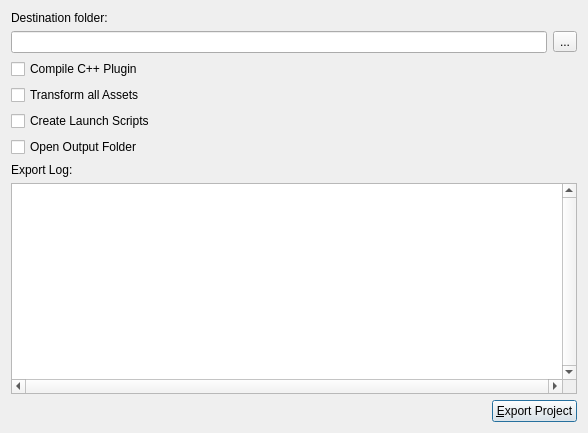
First picture: the form in Code/Editor/EditorFramework/Dialogs/ExportProjectDlg.ui, repository ezEngine/ezEngine, before the edit.
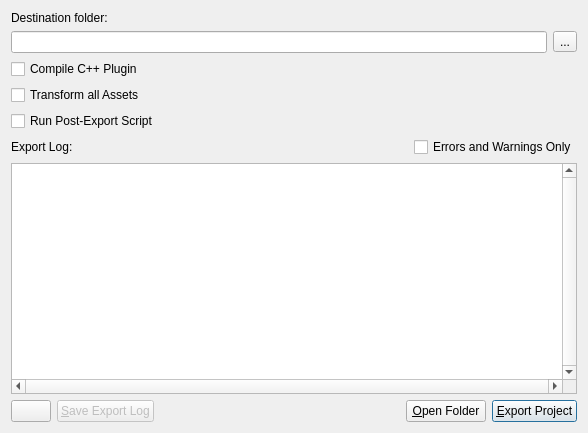
Second picture: the form after the edit. Icons and pictures are not drawn.

Commit message:
Project export improvements
* Improved the usability of the export dialog
* Introduced "PostExport" scripts (Python, PowerShell) for automating the finalization of a game package

What changed in the file:
```diff
--- a/Code/Editor/EditorFramework/Dialogs/ExportProjectDlg.ui
+++ b/Code/Editor/EditorFramework/Dialogs/ExportProjectDlg.ui
@@ -71,26 +71,43 @@
       <string>Writes .bat files to the output folder for launching the exported project.</string>
      </property>
      <property name="text">
-      <string>Create Launch Scripts</string>
+      <string>Run Post-Export Script</string>
      </property>
     </widget>
    </item>
    <item>
-    <widget class="QCheckBox" name="OpenOutputFolder">
-     <property name="toolTip">
-      <string>Opens the output folder in the file browser, once the export finished successfully.</string>
-     </property>
-     <property name="text">
-      <string>Open Output Folder</string>
-     </property>
-    </widget>
-   </item>
-   <item>
-    <widget class="QLabel" name="label_2">
-     <property name="text">
-      <string>Export Log:</string>
-     </property>
-    </widget>
+    <layout class="QHBoxLayout" name="horizontalLayout_3">
+     <item>
+      <widget class="QLabel" name="label_2">
+       <property name="text">
+        <string>Export Log:</string>
+       </property>
+      </widget>
+     </item>
+     <item>
+      <spacer name="horizontalSpacer_2">
+       <property name="orientation">
+        <enum>Qt::Orientation::Horizontal</enum>
+       </property>
+       <property name="sizeHint" stdset="0">
+        <size>
+         <width>40</width>
+         <height>20</height>
+        </size>
+       </property>
+      </spacer>
+     </item>
+     <item>
+      <widget class="QCheckBox" name="ProblemsOnly">
+       <property name="toolTip">
+        <string>Only shows the errors and warnings of the last export. Saving the log always writes all of it.</string>
+       </property>
+       <property name="text">
+        <string>Errors and Warnings Only</string>
+       </property>
+      </widget>
+     </item>
+    </layout>
    </item>
    <item>
     <widget class="QPlainTextEdit" name="ExportLog">
@@ -110,6 +127,39 @@
    </item>
    <item>
     <layout class="QHBoxLayout" name="horizontalLayout">
+     <item>
+      <widget class="QPushButton" name="HelpButton">
+       <property name="toolTip">
+        <string>Opens the documentation about project export in the web browser.</string>
+       </property>
+       <property name="text">
+        <string/>
+       </property>
+       <property name="icon">
+        <iconset resource="../../../Tools/Libs/GuiFoundation/QtResources/resources.qrc">
+         <normaloff>:/GuiFoundation/Icons/Help.svg</normaloff>:/GuiFoundation/Icons/Help.svg</iconset>
+       </property>
+       <property name="autoDefault">
+        <bool>false</bool>
+       </property>
+      </widget>
+     </item>
+     <item>
+      <widget class="QPushButton" name="SaveLogButton">
+       <property name="enabled">
+        <bool>false</bool>
+       </property>
+       <property name="toolTip">
+        <string>Writes the log of the last export to a file. Available after an export.</string>
+       </property>
+       <property name="text">
+        <string>&amp;Save Export Log</string>
+       </property>
+       <property name="autoDefault">
+        <bool>false</bool>
+       </property>
+      </widget>
+     </item>
      <item>
       <spacer name="horizontalSpacer">
        <property name="orientation">
@@ -123,6 +173,23 @@
        </property>
       </spacer>
      </item>
+     <item>
+      <widget class="QPushButton" name="OpenFolderButton">
+       <property name="toolTip">
+        <string>Opens the destination folder in the file browser. Only available when the folder exists.</string>
+       </property>
+       <property name="text">
+        <string>&amp;Open Folder</string>
+       </property>
+       <property name="icon">
+        <iconset resource="../../../Tools/Libs/GuiFoundation/QtResources/resources.qrc">
+         <normaloff>:/GuiFoundation/Icons/OpenFolder.svg</normaloff>:/GuiFoundation/Icons/OpenFolder.svg</iconset>
+       </property>
+       <property name="autoDefault">
+        <bool>false</bool>
+       </property>
+      </widget>
+     </item>
      <item>
       <widget class="QPushButton" name="ExportProjectButton">
        <property name="text">
```
Left out of the diff: 22 changed lines with no effect on the pictures. The commit also changes 13 other files.
